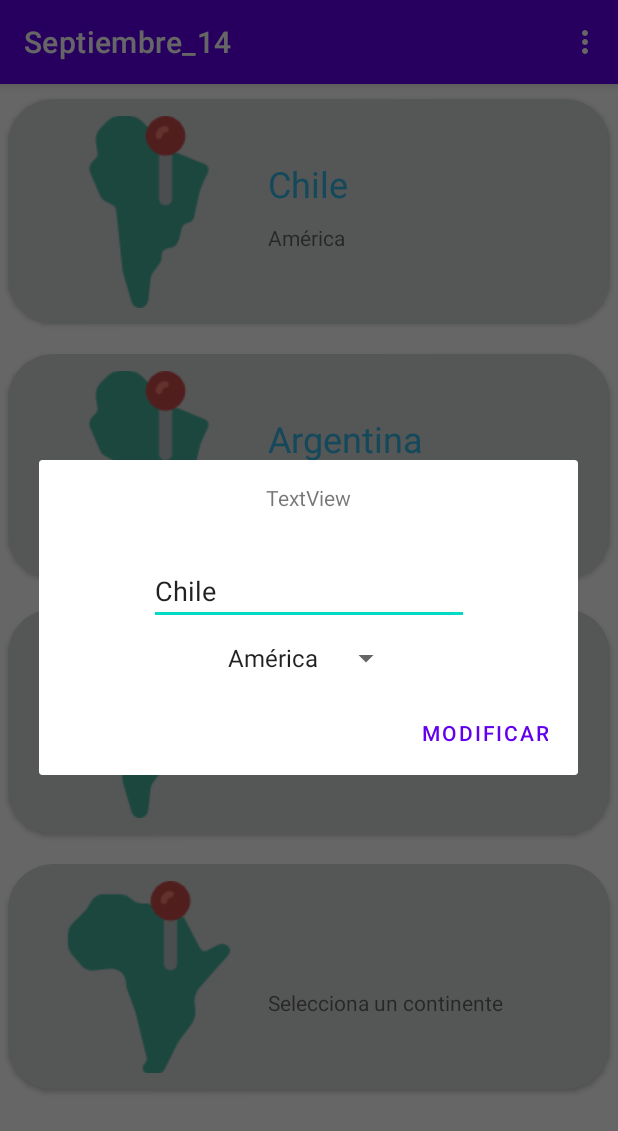
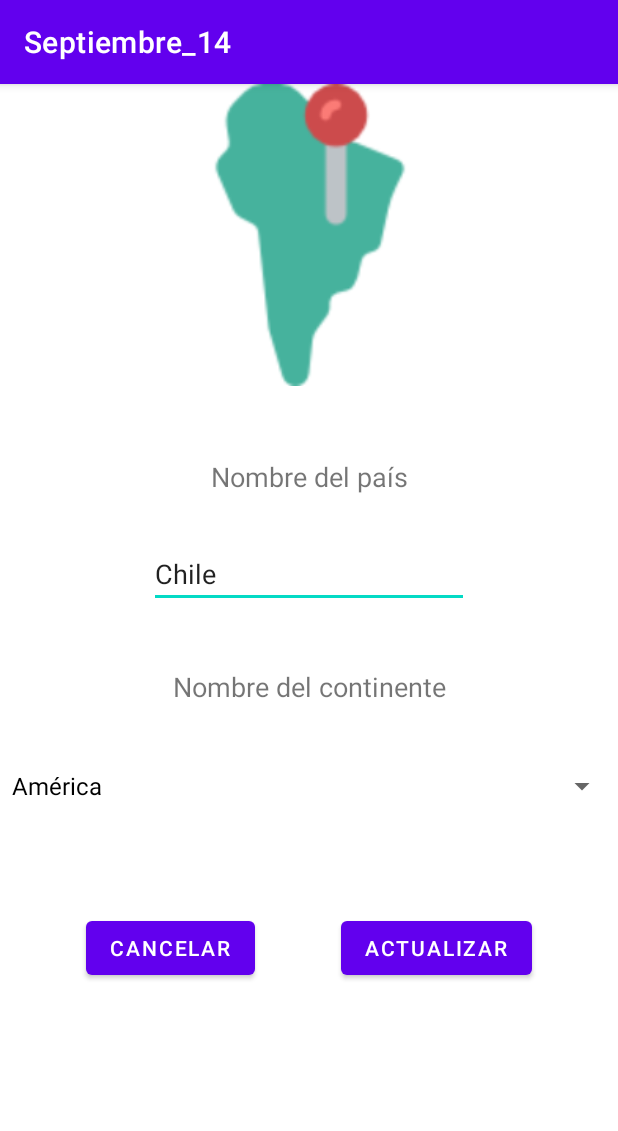
Before and after one commit to jotapegavilan/recyclerview_paises, an Android app: the ListadoActivity screen opened directly, with no data from a screen before it, after a tap on "Chile", on a phone screen of 412 x 824 dp. Shown: the top 1131 px of the screen. Run offline under Robolectric (Android 15) with nearby library versions, the phone set to English and light mode, and no system bars.

Commit message:
Update paises

```diff
--- a/app/src/main/AndroidManifest.xml
+++ b/app/src/main/AndroidManifest.xml
@@ -9,7 +9,8 @@
         android:roundIcon="@mipmap/ic_launcher_round"
         android:supportsRtl="true"
         android:theme="@style/Theme.Septiembre_14">
-        <activity android:name=".ListadoActivity"></activity>
+        <activity android:name=".EditActivity"></activity>
+        <activity android:name=".ListadoActivity" />
         <activity android:name=".MainActivity">
             <intent-filter>
                 <action android:name="android.intent.action.MAIN" />
--- /dev/null
+++ b/app/src/main/java/com/gavilan/septiembre_14/EditActivity.java
@@ -0,0 +1,108 @@
+package com.gavilan.septiembre_14;
+
+import androidx.appcompat.app.AppCompatActivity;
+
+import android.content.Intent;
+import android.os.Bundle;
+import android.view.View;
+import android.widget.ArrayAdapter;
+import android.widget.Button;
+import android.widget.EditText;
+import android.widget.ImageView;
+import android.widget.Spinner;
+
+import com.gavilan.septiembre_14.models.Pais;
+
+public class EditActivity extends AppCompatActivity {
+
+    private EditText txtNombreEdit;
+    private Button btnCancelar, btnActualizar;
+    private ImageView imgContinenteEdit;
+    private Spinner spContinentesEdit;
+
+
+    public void cargarSpinner(){
+        ArrayAdapter<String> adapter = new ArrayAdapter<>(
+                this, android.R.layout.simple_spinner_dropdown_item,
+                FormActivity.continentes
+        );
+        spContinentesEdit.setAdapter(adapter);
+    }
+
+
+    @Override
+    protected void onCreate(Bundle savedInstanceState) {
+        super.onCreate(savedInstanceState);
+        setContentView(R.layout.activity_edit);
+        // REFERENCIAS DESDE JAVA A XML
+        txtNombreEdit = findViewById(R.id.txtNombreEdit);
+        btnActualizar = findViewById(R.id.btnActualizar);
+        btnCancelar = findViewById(R.id.btnCancelar);
+        imgContinenteEdit = findViewById(R.id.imgContienenteEdit);
+        spContinentesEdit = findViewById(R.id.spContinentesEdit);
+        cargarSpinner();
+
+        Intent intent = getIntent();
+
+        Bundle bundle = intent.getExtras();
+
+        Pais paisObtenido = (Pais) bundle.get("objetoPais");
+
+        // Mostrar en pantalla los datos del país obtenido
+
+        txtNombreEdit.setText(paisObtenido.getNombre());
+
+        switch ( paisObtenido.getContinente() ){
+            case "América":
+                imgContinenteEdit.setImageResource(R.drawable.america);
+                spContinentesEdit.setSelection(4);
+                break;
+            case "Europa":
+                imgContinenteEdit.setImageResource(R.drawable.europa);
+                spContinentesEdit.setSelection(1);
+                break;
+            case "Asia":
+                imgContinenteEdit.setImageResource(R.drawable.asia);
+                spContinentesEdit.setSelection(3);
+                break;
+            case "África":
+                imgContinenteEdit.setImageResource(R.drawable.africa);
+                spContinentesEdit.setSelection(2);
+                break;
+            case "Oceanía":
+                imgContinenteEdit.setImageResource(R.drawable.australia);
+                spContinentesEdit.setSelection(5);
+                break;
+
+        }
+
+        btnCancelar.setOnClickListener(new View.OnClickListener() {
+            @Override
+            public void onClick(View view) {
+                startActivity( new Intent(EditActivity.this, ListadoActivity.class) );
+            }
+        });
+
+        btnActualizar.setOnClickListener(new View.OnClickListener() {
+            @Override
+            public void onClick(View view) {
+                String nombre = txtNombreEdit.getText().toString();
+                String continente = spContinentesEdit.getSelectedItem().toString();
+                actualizarPais(paisObtenido, nombre, continente);
+            }
+        });
+
+
+    }
+
+    public void actualizarPais(Pais pActual, String nombre, String continente){
+        for( Pais p : FormActivity.paisesList ){
+            if(p.equals(pActual)){ // país encontrado
+                p.setNombre(nombre);
+                p.setContinente(continente);
+                startActivity( new Intent(EditActivity.this, ListadoActivity.class) );
+                break;
+            }
+        }
+    }
+}
--- a/app/src/main/java/com/gavilan/septiembre_14/ListadoActivity.java
+++ b/app/src/main/java/com/gavilan/septiembre_14/ListadoActivity.java
@@ -36,6 +36,11 @@ public class ListadoActivity extends AppCompatActivity {
 
     }
 
+    public void cargarRecycler(){
+        recycler.setLayoutManager(new LinearLayoutManager(this));
+        PaisAdapter adapter = new PaisAdapter(FormActivity.paisesList);
+        recycler.setAdapter(adapter);
+    }
 
 
     @Override
@@ -74,13 +79,5 @@ public class ListadoActivity extends AppCompatActivity {
 
     }
 
-    public void cargarRecycler(){
-        recycler.setLayoutManager(new LinearLayoutManager(this));
 
-        // Colección de prueba que contenga países
-
-
-        PaisAdapter adapter = new PaisAdapter(FormActivity.paisesList);
-        recycler.setAdapter(adapter);
-    }
 }
--- a/app/src/main/java/com/gavilan/septiembre_14/adapters/PaisAdapter.java
+++ b/app/src/main/java/com/gavilan/septiembre_14/adapters/PaisAdapter.java
@@ -1,7 +1,9 @@
 package com.gavilan.septiembre_14.adapters;
 
 
+import android.content.Context;
 import android.content.DialogInterface;
+import android.content.Intent;
 import android.view.LayoutInflater;
 import android.view.View;
 import android.view.ViewGroup;
@@ -16,6 +18,7 @@ import androidx.annotation.NonNull;
 import androidx.appcompat.app.AlertDialog;
 import androidx.recyclerview.widget.RecyclerView;
 
+import com.gavilan.septiembre_14.EditActivity;
 import com.gavilan.septiembre_14.FormActivity;
 import com.gavilan.septiembre_14.R;
 import com.gavilan.septiembre_14.models.Pais;
@@ -37,61 +40,58 @@ public class PaisAdapter extends RecyclerView.Adapter<PaisAdapter.ViewHolder> {
         return holder;
     }
 
+    public void print(String mensaje, Context context){
+        Toast.makeText(context, mensaje, Toast.LENGTH_LONG).show();
+    }
+
+    public void crearAlerta(Pais p, Context context){
+        AlertDialog.Builder alerta = new AlertDialog.Builder(context);
+        alerta.setTitle("CUIDADO");
+        alerta.setMessage("¿Seguro de borrar a "+p.getNombre()+" ?");
+        alerta.setPositiveButton("Confirmar", new DialogInterface.OnClickListener() {
+            @Override
+            public void onClick(DialogInterface dialogInterface, int i) {
+                FormActivity.paisesList.remove(p);
+                listaPaises = FormActivity.paisesList;
+
+                notifyDataSetChanged();
+
+            }
+        });
+        alerta.setNegativeButton("Cancelar",null);
+        alerta.create();
+        alerta.show();
+
+    }
+
     @Override
     public void onBindViewHolder(@NonNull PaisAdapter.ViewHolder holder, int position) {
         holder.cargarInfo(listaPaises.get(position));
+
         holder.itemView.setOnClickListener(new View.OnClickListener() {
             @Override
             public void onClick(View view) {
-                AlertDialog.Builder builder = new AlertDialog.Builder(holder.itemView.getContext());
-                LayoutInflater inflater = LayoutInflater.from(holder.itemView.getContext());
-                View view1 = inflater.inflate(R.layout.dialogo,null);
-                builder.setView(view1);
-                EditText txt1 = view1.findViewById(R.id.editTextTextPersonName);
-                Spinner sp = view1.findViewById(R.id.spinner);
-                sp.setAdapter(new ArrayAdapter<String>(holder.itemView.getContext(), android.R.layout.simple_spinner_item,FormActivity.continentes));
-                txt1.setText(listaPaises.get(position).getNombre());
-                Toast.makeText(holder.itemView.getContext(), "largo:"+FormActivity.continentes.size(), Toast.LENGTH_SHORT).show();
-                int index = FormActivity.continentes.indexOf(listaPaises.get(position).getContinente());
-                sp.setSelection(index);
-                builder.setPositiveButton("Modificar", new DialogInterface.OnClickListener() {
-                    @Override
-                    public void onClick(DialogInterface dialogInterface, int i) {
-                        FormActivity.paisesList.get(position).setNombre(txt1.getText().toString());
-                        FormActivity.paisesList.get(position).setContinente(sp.getSelectedItem().toString());
-                        notifyDataSetChanged();
-                        Toast.makeText(holder.itemView.getContext(), "Modificado", Toast.LENGTH_SHORT).show();
-                    }
-                });
-                builder.create();
-                builder.show();
+
+                Pais paisSelected = listaPaises.get(position);
+                Intent intent =
+                        new Intent( holder.itemView.getContext() , EditActivity.class);
+                intent.putExtra("objetoPais", paisSelected);
+                holder.itemView.getContext().startActivity(intent);
             }
         });
+
         holder.itemView.setOnLongClickListener(new View.OnLongClickListener() {
             @Override
             public boolean onLongClick(View view) {
-                AlertDialog.Builder builder = new AlertDialog.Builder(holder.itemView.getContext());
-                builder.setMessage("¿Deseas eliminar "+listaPaises.get(position).getNombre()+"?").
-                        setTitle("Cuidado");
-                builder.setCancelable(false);
-                builder.setPositiveButton("Aceptar", new DialogInterface.OnClickListener() {
-                    @Override
-                    public void onClick(DialogInterface dialogInterface, int i) {
-                        FormActivity.paisesList.remove(position);
-                        notifyDataSetChanged();
-                    }
-                });
-                builder.setNegativeButton("Cancelar", new DialogInterface.OnClickListener() {
-                    @Override
-                    public void onClick(DialogInterface dialogInterface, int i) {
-                        Toast.makeText(holder.itemView.getContext(), "No pasa nada", Toast.LENGTH_SHORT).show();
-                    }
-                });
-                builder.create();
-                builder.show();
+                Pais paisSelected = listaPaises.get(position);
+                crearAlerta(paisSelected, holder.itemView.getContext());
                 return false;
             }
         });
+
+
+
+
     }
 
     @Override
--- /dev/null
+++ b/app/src/main/res/layout/activity_edit.xml
@@ -0,0 +1,86 @@
+<?xml version="1.0" encoding="utf-8"?>
+<androidx.constraintlayout.widget.ConstraintLayout xmlns:android="http://schemas.android.com/apk/res/android"
+    xmlns:app="http://schemas.android.com/apk/res-auto"
+    xmlns:tools="http://schemas.android.com/tools"
+    android:layout_width="match_parent"
+    android:layout_height="match_parent"
+    tools:context=".EditActivity">
+
+    <ImageView
+        android:id="@+id/imgContienenteEdit"
+        android:layout_width="416dp"
+        android:layout_height="201dp"
+        app:layout_constraintEnd_toEndOf="parent"
+        app:layout_constraintStart_toStartOf="parent"
+        app:layout_constraintTop_toTopOf="parent"
+        app:srcCompat="@drawable/australia" />
+
+    <TextView
+        android:id="@+id/textView3"
+        android:layout_width="wrap_content"
+        android:layout_height="wrap_content"
+        android:layout_marginTop="48dp"
+        android:text="@string/lblNombre"
+        android:textSize="18sp"
+        app:layout_constraintEnd_toEndOf="parent"
+        app:layout_constraintHorizontal_bias="0.5"
+        app:layout_constraintStart_toStartOf="parent"
+        app:layout_constraintTop_toBottomOf="@+id/imgContienenteEdit" />
+
+    <EditText
+        android:id="@+id/txtNombreEdit"
+        android:layout_width="wrap_content"
+        android:layout_height="wrap_content"
+        android:layout_marginTop="30dp"
+        android:ems="10"
+        android:hint="@string/hint_txt"
+        android:inputType="textPersonName"
+        app:layout_constraintEnd_toEndOf="parent"
+        app:layout_constraintHorizontal_bias="0.5"
+        app:layout_constraintStart_toStartOf="parent"
+        app:layout_constraintTop_toBottomOf="@+id/textView3" />
+
+    <TextView
+        android:id="@+id/textView4"
+        android:layout_width="wrap_content"
+        android:layout_height="wrap_content"
+        android:layout_marginTop="40dp"
+        android:text="@string/lblContientes"
+        android:textSize="18sp"
+        app:layout_constraintEnd_toEndOf="parent"
+        app:layout_constraintHorizontal_bias="0.5"
+        app:layout_constraintStart_toStartOf="parent"
+        app:layout_constraintTop_toBottomOf="@+id/txtNombreEdit" />
+
+    <Spinner
+        android:id="@+id/spContinentesEdit"
+        android:layout_width="match_parent"
+        android:layout_height="wrap_content"
+        android:layout_marginTop="30dp"
+        app:layout_constraintEnd_toEndOf="parent"
+        app:layout_constraintHorizontal_bias="0.5"
+        app:layout_constraintStart_toStartOf="parent"
+        app:layout_constraintTop_toBottomOf="@+id/textView4" />
+
+    <Button
+        android:id="@+id/btnCancelar"
+        android:layout_width="wrap_content"
+        android:layout_height="wrap_content"
+        android:layout_marginTop="60dp"
+        android:text="@string/btnCancelar"
+        app:layout_constraintEnd_toStartOf="@+id/btnActualizar"
+        app:layout_constraintHorizontal_bias="0.5"
+        app:layout_constraintStart_toStartOf="parent"
+        app:layout_constraintTop_toBottomOf="@+id/spContinentesEdit" />
+
+    <Button
+        android:id="@+id/btnActualizar"
+        android:layout_width="wrap_content"
+        android:layout_height="wrap_content"
+        android:layout_marginTop="60dp"
+        android:text="@string/btnActualizar"
+        app:layout_constraintEnd_toEndOf="parent"
+        app:layout_constraintHorizontal_bias="0.5"
+        app:layout_constraintStart_toEndOf="@+id/btnCancelar"
+        app:layout_constraintTop_toBottomOf="@+id/spContinentesEdit" />
+</androidx.constraintlayout.widget.ConstraintLayout>
--- a/app/src/main/res/layout/activity_form.xml
+++ b/app/src/main/res/layout/activity_form.xml
@@ -38,7 +38,6 @@
         android:layout_width="match_parent"
         android:layout_height="wrap_content"
         android:layout_marginTop="100dp"
-        android:entries="@array/continentes"
         app:layout_constraintEnd_toEndOf="parent"
         app:layout_constraintHorizontal_bias="0.5"
         app:layout_constraintStart_toStartOf="parent"
--- a/app/src/main/res/values/strings.xml
+++ b/app/src/main/res/values/strings.xml
@@ -8,6 +8,12 @@
     <string name="titulo_form">Registra un nuevo país</string>
     <string name="hint_txt">Ingresa nombre del país</string>
     <string name="btn_form">Guardar</string>
+
+    <string name="lblNombre">Nombre del país</string>
+    <string name="lblContientes">Nombre del continente</string>
+    <string name="btnCancelar">Cancelar</string>
+    <string name="btnActualizar">Actualizar</string>
+
 
 
     <string-array name="continentes">
```
Also changed, not shown: app/src/main/java/com/gavilan/septiembre_14/FormActivity.java (+55 -12 lines), app/src/main/java/com/gavilan/septiembre_14/MainActivity.java (+9 -0 lines), app/src/main/java/com/gavilan/septiembre_14/models/Pais.java (+18 -1 lines).
